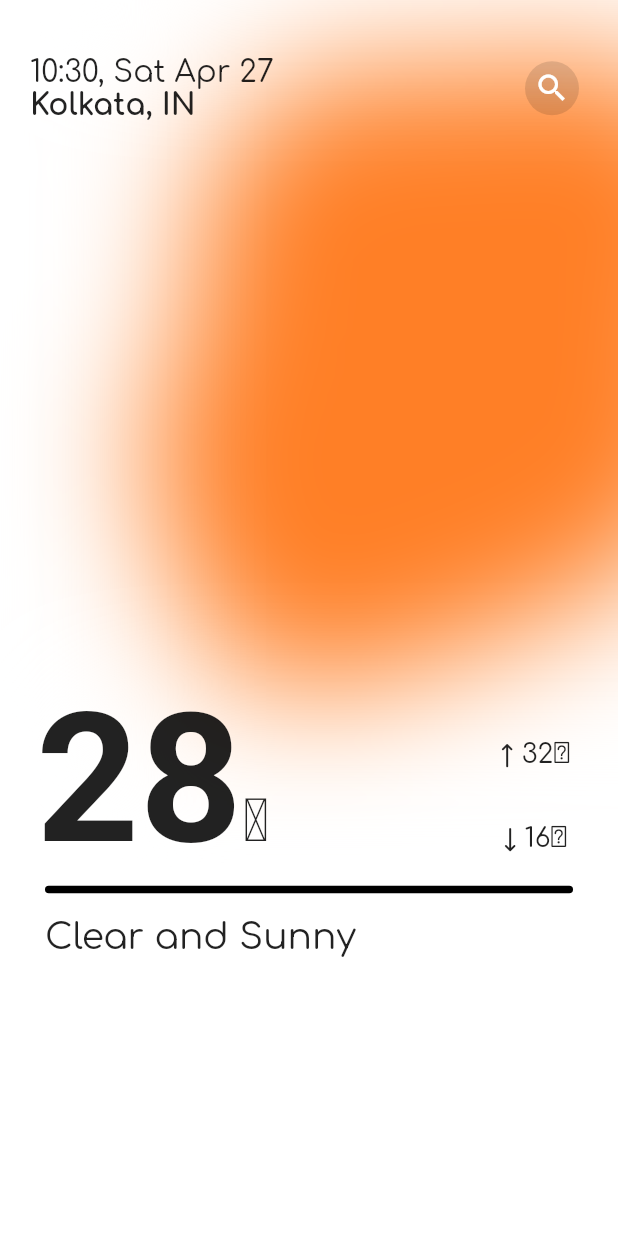
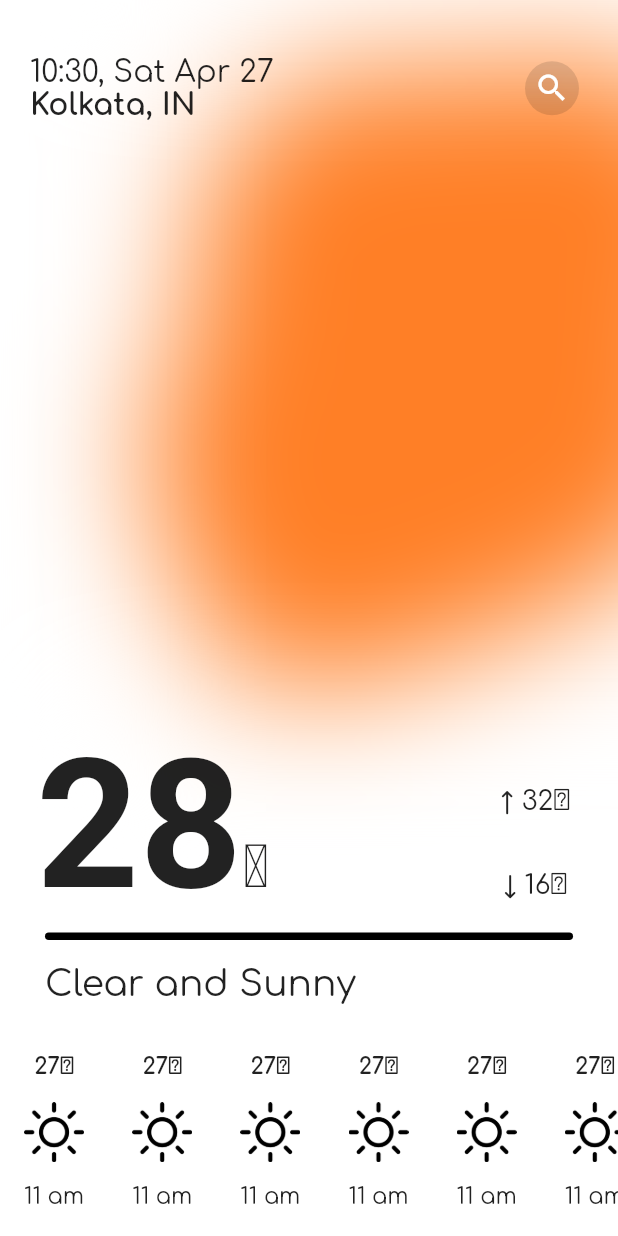
Before and after one commit to xybercommander/new_flutter_weather, a Flutter app: the screen it shows after launch, on a phone screen of 412 x 824 dp. Run offline on Flutter 3.47's test engine with Material 2 defaults, Android fonts, the phone set to English and light mode, and no system bars.

Commit message:
added icons

```diff
--- a/lib/homepage.dart
+++ b/lib/homepage.dart
@@ -1,6 +1,7 @@
 import 'dart:async';
 
 import 'package:flutter/material.dart';
+import 'package:new_weather_app/modules/constants.dart';
 import 'package:new_weather_app/widgets/bg-color-widgets.dart';
 
 class HomePage extends StatefulWidget {
@@ -33,6 +34,17 @@ class _HomePageState extends State<HomePage> {
       return '${DateTime.now().minute}';
     }
   }
+
+  int hour;
+  String hourFormat() {
+    if(DateTime.now().hour - 10 < 0) {
+      return '0${DateTime.now().hour}';
+    } else {
+      return '${DateTime.now().hour}';
+    }
+  }
+
+
 
   @override
   void initState() {
@@ -72,7 +84,7 @@ class _HomePageState extends State<HomePage> {
                         crossAxisAlignment: CrossAxisAlignment.start,
                         children: [
                           Text(
-                            '${DateTime.now().hour}:${minuteFormat()}, ${weekday[DateTime.now().weekday].substring(0, 3)} ${months[DateTime.now().month].substring(0, 3)} ${DateTime.now().day}',
+                            '${hourFormat()}:${minuteFormat()}, ${weekday[DateTime.now().weekday].substring(0, 3)} ${months[DateTime.now().month].substring(0, 3)} ${DateTime.now().day}',
                             style: TextStyle(
                               fontSize: 20,
                             ),
@@ -100,7 +112,7 @@ class _HomePageState extends State<HomePage> {
                 //---------- BOTTOM CONTAINER ----------//
                 Container(
                   width: MediaQuery.of(context).size.width,
-                  height: MediaQuery.of(context).size.width / 1.1,
+                  height: MediaQuery.of(context).size.width / 1.2,
                   child: Column(
                     crossAxisAlignment: CrossAxisAlignment.start,
                     children: [
@@ -154,6 +166,26 @@ class _HomePageState extends State<HomePage> {
                       Container(
                         padding: EdgeInsets.symmetric(horizontal: 30, vertical: 16),
                         child: Text('Clear and Sunny', style: TextStyle(fontSize: 24),),
+                      ),
+                      /*4*/
+                      Expanded(
+                        child: ListView.builder(
+                          scrollDirection: Axis.horizontal,
+                          itemCount: 11,
+                          itemBuilder: (context, index) {
+                            return Padding(
+                              padding: const EdgeInsets.symmetric(horizontal: 16, vertical: 10),
+                              child: Column(
+                                mainAxisAlignment: MainAxisAlignment.spaceAround,
+                                children: [
+                                  Text('27℃', style: TextStyle(fontWeight: FontWeight.bold, fontSize: 15)),
+                                  Image.asset(Constants.iconMap['Clear'], height: 40, width: 40,),
+                                  Text('11 am', style: TextStyle(fontSize: 15)),
+                                ],
+                              ),
+                            );
+                          },
+                        ),
                       )
                     ],
                   ),
--- /dev/null
+++ b/lib/modules/constants.dart
@@ -0,0 +1,18 @@
+class Constants {
+  static Map<String, String> iconMap = {
+    'Thunderstorm': 'assets/icons/005-storm-1.png',
+    'Drizzle': 'assets/icons/008-umbrella.png',
+    'Rain': 'assets/icons/010-raining.png',
+    'Snow': 'assets/icons/002-temperature-1.png',
+    'Mist': 'assets/icons/006-cloudy-1.png',
+    'Smoke': 'assets/icons/006-cloudy-1.png',
+    'Haze': 'assets/icons/006-cloudy-1.png',
+    'Dust': 'assets/icons/006-cloudy-1.png',
+    'Fog': 'assets/icons/006-cloudy-1.png',
+    'Ash': 'assets/icons/006-cloudy-1.png',
+    'Squall': 'assets/icons/006-cloudy-1.png',
+    'Tornado': 'assets/icons/005-storm-1.png',
+    'Clear': 'assets/icons/016-sun.png',
+    'Cloud': 'assets/icons/015-cloud.png',
+  };
+}
--- a/pubspec.yaml
+++ b/pubspec.yaml
@@ -47,7 +47,7 @@ flutter:
   # To add assets to your application, add an assets section, like this:
   assets:
     - assets/images/
-  #   - images/a_dot_ham.jpeg
+    - assets/icons/
 
   # An image asset can refer to one or more resolution-specific "variants", see
   # https://flutter.dev/assets-and-images/#resolution-aware.
```
Also changed, not shown: assets/icons/001-celsius.png (added), assets/icons/002-temperature-1.png (added), assets/icons/003-temperature.png (added), assets/icons/004-moon.png (added), assets/icons/005-storm-1.png (added), assets/icons/006-cloudy-1.png (added), assets/icons/007-rain.png (added), assets/icons/008-umbrella.png (added), assets/icons/009-wind-1.png (added), assets/icons/010-raining.png (added), assets/icons/011-cloudy.png (added), assets/icons/012-storm.png (added), assets/icons/013-wind.png (added), assets/icons/014-drop.png (added), 2 more files.
